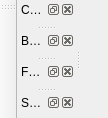
cricobs/calibre_highway, file calibre/gui2/viewer/qmainwindow/qmainwindowEbook.ui: the form before one commit.
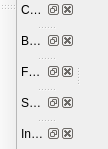
The form after the commit. Custom widgets are drawn as their Qt base class.

Commit message: QdockwidgetQwebinspector created QdialogInspect deleted

Patch:
```diff
--- a/calibre/gui2/viewer/qmainwindow/qmainwindowEbook.ui
+++ b/calibre/gui2/viewer/qmainwindow/qmainwindowEbook.ui
@@ -7,7 +7,7 @@
     <x>0</x>
     <y>0</y>
     <width>108</width>
-    <height>118</height>
+    <height>149</height>
    </rect>
   </property>
   <property name="windowTitle">
@@ -72,6 +72,14 @@
     <number>1</number>
    </attribute>
   </widget>
+  <widget class="QdockwidgetQwebinspector" name="qdockwidgetQwebinspector">
+   <property name="windowTitle">
+    <string>Inspect</string>
+   </property>
+   <attribute name="dockWidgetArea">
+    <number>1</number>
+   </attribute>
+  </widget>
  </widget>
  <customwidgets>
   <customwidget>
@@ -103,6 +111,12 @@
    <header>calibre.gui2.viewer.qdockwidget.qdockwidgetContent</header>
    <container>1</container>
   </customwidget>
+  <customwidget>
+   <class>QdockwidgetQwebinspector</class>
+   <extends>QDockWidget</extends>
+   <header>calibre.gui2.viewer.qdockwidget.qdockwidgetQwebinspector</header>
+   <container>1</container>
+  </customwidget>
   <customwidget>
    <class>QwidgetDocument</class>
    <extends>QWidget</extends>
```
The commit also changes 12 other files.
